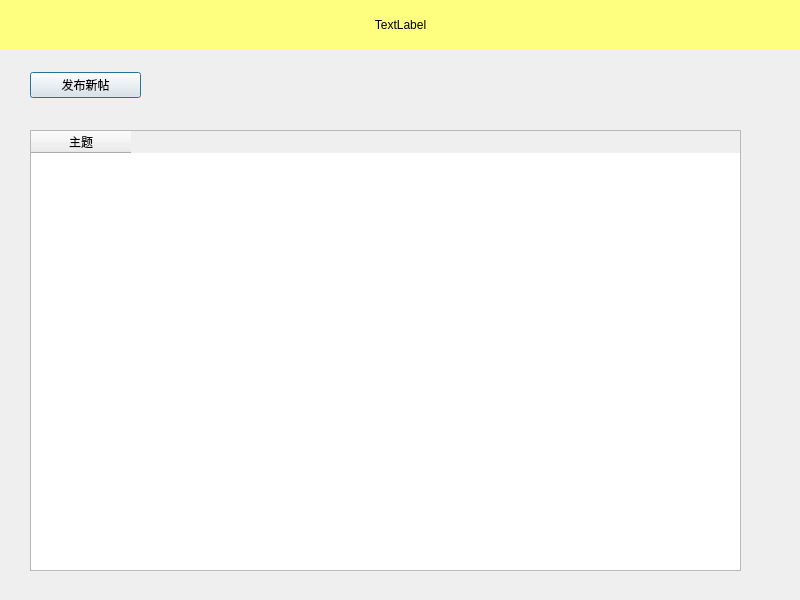
Qt form plate.ui (snailccc/Forum) before a commit.
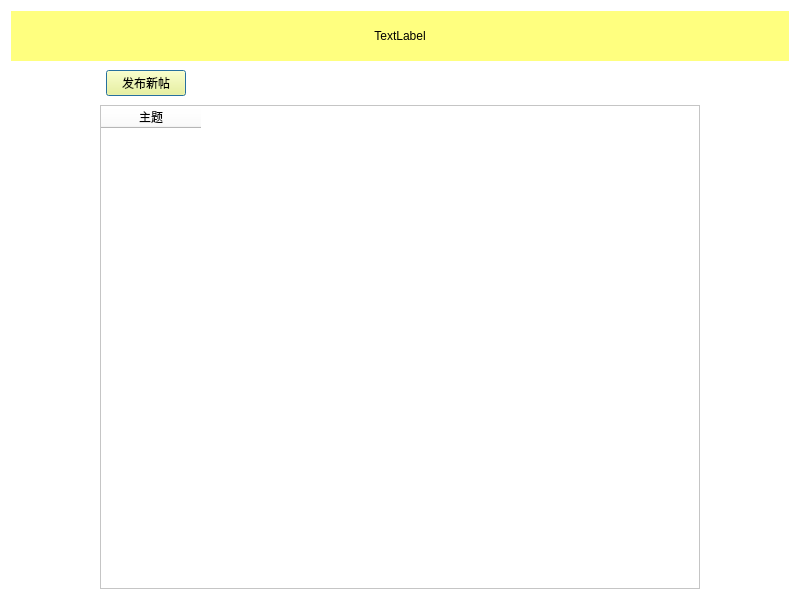
The same form after that commit.

Commit message: change the style form

What changed in the file:
```diff
--- a/plate.ui
+++ b/plate.ui
@@ -10,6 +10,12 @@
     <height>600</height>
    </rect>
   </property>
+  <property name="sizePolicy">
+   <sizepolicy hsizetype="Fixed" vsizetype="Fixed">
+    <horstretch>0</horstretch>
+    <verstretch>0</verstretch>
+   </sizepolicy>
+  </property>
   <property name="baseSize">
    <size>
     <width>800</width>
@@ -19,21 +25,29 @@
   <property name="windowTitle">
    <string>Dialog</string>
   </property>
-  <widget class="QWidget" name="verticalLayoutWidget">
-   <property name="geometry">
-    <rect>
-     <x>0</x>
-     <y>-1</y>
-     <width>801</width>
-     <height>51</height>
-    </rect>
-   </property>
+  <property name="styleSheet">
+   <string notr="true">background-color: rgb(255, 255, 255);</string>
+  </property>
+  <layout class="QGridLayout" name="gridLayout">
+   <item row="0" column="0">
    <layout class="QVBoxLayout" name="plate_title_layout" stretch="0">
     <property name="topMargin">
      <number>0</number>
     </property>
     <item>
      <widget class="QLabel" name="plate_title">
+       <property name="sizePolicy">
+        <sizepolicy hsizetype="Preferred" vsizetype="Maximum">
+         <horstretch>0</horstretch>
+         <verstretch>50</verstretch>
+        </sizepolicy>
+       </property>
+       <property name="minimumSize">
+        <size>
+         <width>776</width>
+         <height>50</height>
+        </size>
+       </property>
       <property name="layoutDirection">
        <enum>Qt::LeftToRight</enum>
       </property>
@@ -49,19 +63,36 @@
      </widget>
     </item>
    </layout>
-  </widget>
-  <widget class="QWidget" name="horizontalLayoutWidget">
-   <property name="geometry">
-    <rect>
-     <x>30</x>
-     <y>60</y>
-     <width>711</width>
-     <height>51</height>
-    </rect>
-   </property>
-   <layout class="QHBoxLayout" name="horizontalLayout">
+   </item>
+   <item row="1" column="0">
+    <layout class="QHBoxLayout" name="horizontalLayout" stretch="1,1,5">
+     <item>
+      <spacer name="horizontalSpacer_4">
+       <property name="orientation">
+        <enum>Qt::Horizontal</enum>
+       </property>
+       <property name="sizeType">
+        <enum>QSizePolicy::Fixed</enum>
+       </property>
+       <property name="sizeHint" stdset="0">
+        <size>
+         <width>68</width>
+         <height>32</height>
+        </size>
+       </property>
+      </spacer>
+     </item>
     <item>
      <widget class="QPushButton" name="pub_post">
+       <property name="sizePolicy">
+        <sizepolicy hsizetype="Fixed" vsizetype="Fixed">
+         <horstretch>0</horstretch>
+         <verstretch>0</verstretch>
+        </sizepolicy>
+       </property>
+       <property name="styleSheet">
+        <string notr="true">background-color: rgb(255, 255, 127);</string>
+       </property>
       <property name="text">
        <string>发布新帖</string>
       </property>
@@ -73,34 +104,89 @@
        <enum>Qt::Horizontal</enum>
       </property>
       <property name="sizeType">
-       <enum>QSizePolicy::Fixed</enum>
+        <enum>QSizePolicy::Maximum</enum>
       </property>
       <property name="sizeHint" stdset="0">
        <size>
-        <width>600</width>
+         <width>576</width>
         <height>20</height>
        </size>
       </property>
      </spacer>
     </item>
    </layout>
-  </widget>
-  <widget class="QWidget" name="horizontalLayoutWidget_2">
-   <property name="geometry">
-    <rect>
-     <x>30</x>
-     <y>130</y>
-     <width>711</width>
-     <height>441</height>
-    </rect>
-   </property>
-   <layout class="QHBoxLayout" name="horizontalLayout_2">
+   </item>
+   <item row="2" column="0">
+    <layout class="QHBoxLayout" name="horizontalLayout_2" stretch="1,5,1">
+     <item>
+      <spacer name="horizontalSpacer_2">
+       <property name="orientation">
+        <enum>Qt::Horizontal</enum>
+       </property>
+       <property name="sizeHint" stdset="0">
+        <size>
+         <width>29</width>
+         <height>20</height>
+        </size>
+       </property>
+      </spacer>
+     </item>
     <item>
      <widget class="QTableWidget" name="postGroup">
+       <property name="sizePolicy">
+        <sizepolicy hsizetype="Fixed" vsizetype="Expanding">
+         <horstretch>0</horstretch>
+         <verstretch>0</verstretch>
+        </sizepolicy>
+       </property>
+       <property name="minimumSize">
+        <size>
+         <width>600</width>
+         <height>100</height>
+        </size>
+       </property>
+       <property name="mouseTracking">
+        <bool>false</bool>
+       </property>
+       <property name="tabletTracking">
+        <bool>false</bool>
+       </property>
+       <property name="showGrid">
+        <bool>false</bool>
+       </property>
+       <property name="gridStyle">
+        <enum>Qt::DashLine</enum>
+       </property>
+       <attribute name="horizontalHeaderCascadingSectionResizes">
+        <bool>false</bool>
+       </attribute>
+       <attribute name="horizontalHeaderShowSortIndicator" stdset="0">
+        <bool>false</bool>
+       </attribute>
+       <attribute name="horizontalHeaderStretchLastSection">
+        <bool>false</bool>
+       </attribute>
+       <attribute name="verticalHeaderCascadingSectionResizes">
+        <bool>false</bool>
+       </attribute>
+       <attribute name="verticalHeaderHighlightSections">
+        <bool>false</bool>
+       </attribute>
+       <attribute name="verticalHeaderShowSortIndicator" stdset="0">
+        <bool>false</bool>
+       </attribute>
+       <attribute name="verticalHeaderStretchLastSection">
+        <bool>false</bool>
+       </attribute>
       <column>
        <property name="text">
         <string>主题</string>
        </property>
+        <property name="font">
+         <font>
+          <underline>false</underline>
+         </font>
+        </property>
        <property name="background">
         <color>
          <red>170</red>
@@ -111,12 +197,22 @@
       </column>
      </widget>
     </item>
-   </layout>
-  </widget>
-  <zorder>verticalLayoutWidget</zorder>
-  <zorder>horizontalLayoutWidget</zorder>
-  <zorder>horizontalLayoutWidget_2</zorder>
-  <zorder>horizontalSpacer</zorder>
+     <item>
+      <spacer name="horizontalSpacer_3">
+       <property name="orientation">
+        <enum>Qt::Horizontal</enum>
+       </property>
+       <property name="sizeHint" stdset="0">
+        <size>
+         <width>40</width>
+         <height>20</height>
+        </size>
+       </property>
+      </spacer>
+     </item>
+    </layout>
+   </item>
+  </layout>
  </widget>
  <resources/>
  <connections/>
```
Lines whose indentation alone changed are shown as unchanged. The commit also changes 15 other files.
